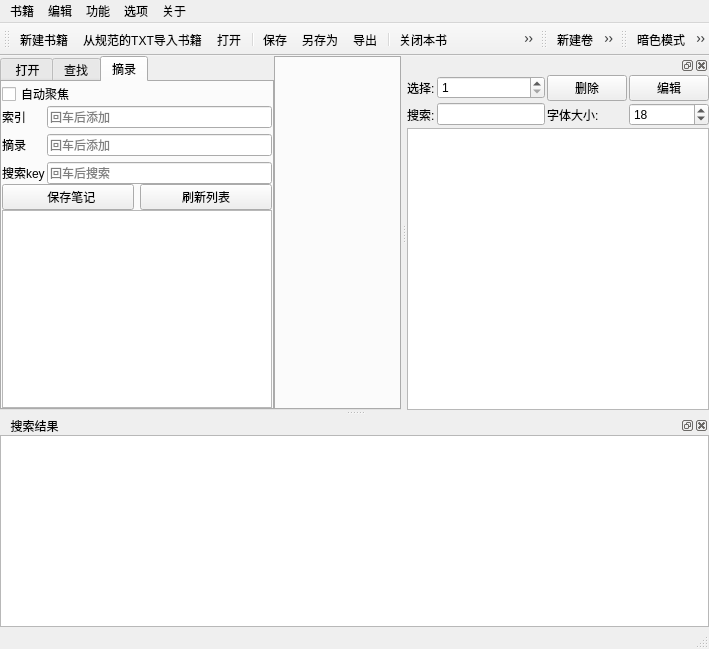
Qt form mainwindow.ui (shg1969/Book-Editor) before a commit.
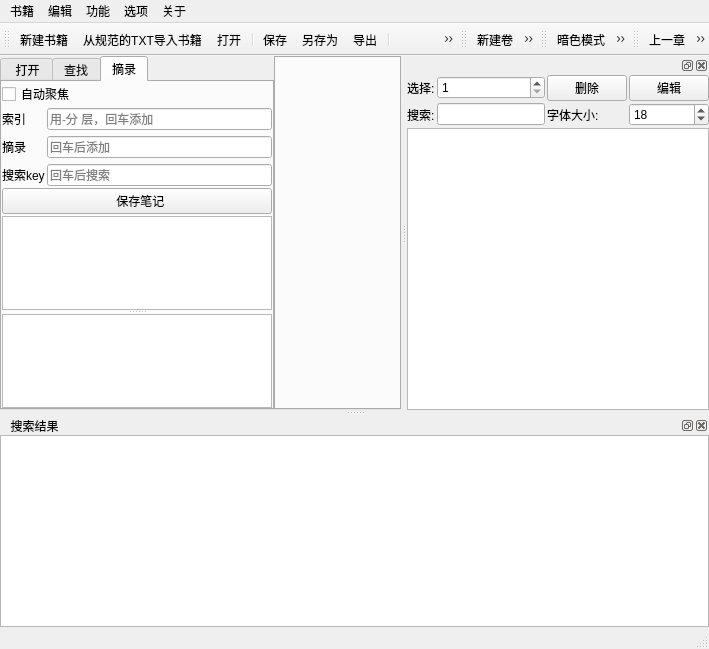
The same form after that commit. The open tabs and pages were chosen to show the change. Icons and pictures are not drawn.

What changed in the file:
```diff
--- a/mainwindow.ui
+++ b/mainwindow.ui
@@ -353,7 +353,7 @@
         </attribute>
         <layout class="QVBoxLayout" name="verticalLayout_2">
          <property name="spacing">
-          <number>0</number>
+          <number>2</number>
          </property>
          <property name="leftMargin">
           <number>0</number>
@@ -395,7 +395,7 @@
               <string/>
              </property>
              <property name="placeholderText">
-              <string>回车后添加</string>
+              <string>用-分 层，回车添加</string>
              </property>
             </widget>
            </item>
@@ -432,7 +432,7 @@
          <item>
           <layout class="QHBoxLayout" name="horizontalLayout">
            <property name="spacing">
-            <number>6</number>
+            <number>2</number>
            </property>
            <item>
             <widget class="QPushButton" name="note_save_btn">
@@ -441,13 +441,6 @@
              </property>
             </widget>
            </item>
-           <item>
-            <widget class="QPushButton" name="note_renew_key_list_btn">
-             <property name="text">
-              <string>刷新列表</string>
-             </property>
-            </widget>
-           </item>
           </layout>
          </item>
          <item>
@@ -455,6 +448,22 @@
            <property name="orientation">
             <enum>Qt::Vertical</enum>
            </property>
+           <widget class="QTreeWidget" name="note_key_treeWidget">
+            <property name="contextMenuPolicy">
+             <enum>Qt::CustomContextMenu</enum>
+            </property>
+            <property name="expandsOnDoubleClick">
+             <bool>false</bool>
+            </property>
+            <attribute name="headerVisible">
+             <bool>false</bool>
+            </attribute>
+            <column>
+             <property name="text">
+              <string notr="true">1</string>
+             </property>
+            </column>
+           </widget>
            <widget class="QListWidget" name="note_key_listWidget">
             <property name="contextMenuPolicy">
              <enum>Qt::CustomContextMenu</enum>
@@ -763,6 +772,19 @@
    <addaction name="action_Margin"/>
    <addaction name="action_line_high"/>
   </widget>
+  <widget class="QToolBar" name="toolBar_2">
+   <property name="windowTitle">
+    <string>toolBar_2</string>
+   </property>
+   <attribute name="toolBarArea">
+    <enum>TopToolBarArea</enum>
+   </attribute>
+   <attribute name="toolBarBreak">
+    <bool>false</bool>
+   </attribute>
+   <addaction name="action_pre_chapter"/>
+   <addaction name="action_next_chapter"/>
+  </widget>
   <action name="actionOpen">
    <property name="icon">
     <iconset>
@@ -999,6 +1021,30 @@
     <string>提取本书仿写记录</string>
    </property>
   </action>
+  <action name="action_next_chapter">
+   <property name="icon">
+    <iconset resource="res.qrc">
+     <normaloff>:/icons/next1.bmp</normaloff>:/icons/next1.bmp</iconset>
+   </property>
+   <property name="text">
+    <string>下一章</string>
+   </property>
+   <property name="shortcut">
+    <string>Right</string>
+   </property>
+  </action>
+  <action name="action_pre_chapter">
+   <property name="icon">
+    <iconset resource="res.qrc">
+     <normaloff>:/icons/pre1.bmp</normaloff>:/icons/pre1.bmp</iconset>
+   </property>
+   <property name="text">
+    <string>上一章</string>
+   </property>
+   <property name="shortcut">
+    <string>Left</string>
+   </property>
+  </action>
  </widget>
  <resources/>
  <connections/>
```
Left out of the diff: 32 changed lines with no effect on the pictures.
